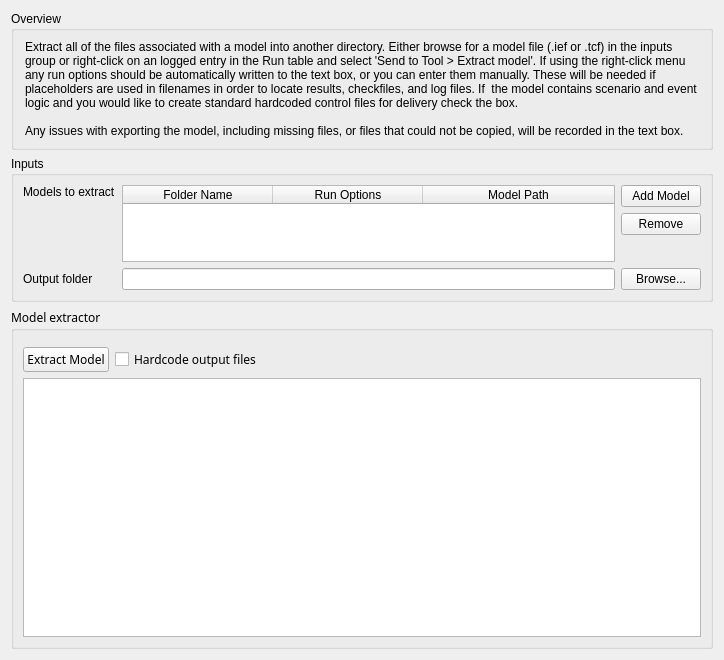
Before: the Qt Designer form src/logit/extractmodel/ModelExtractor_Widget.ui in ErmeviewEnvironmentalLtd/LogIT, drawn with Qt 5.
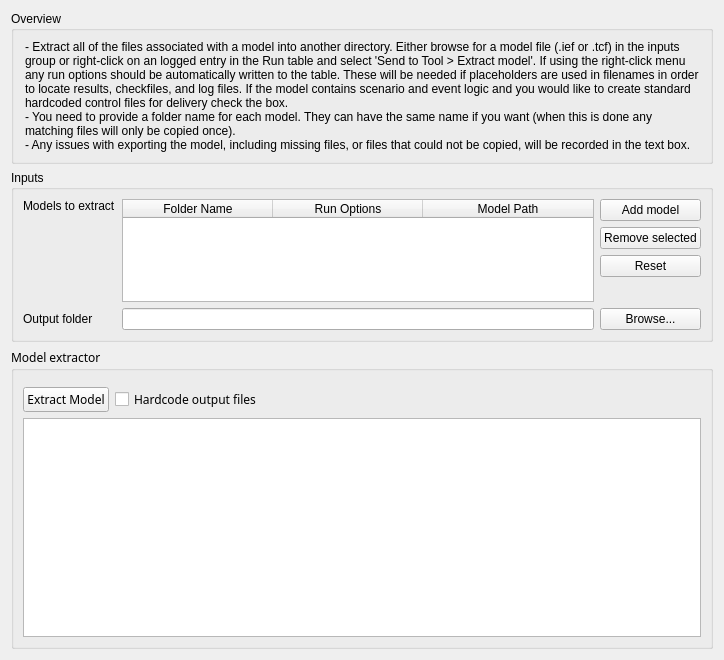
After: the same form once the commit is applied.

Commit message:
Model extractor completed and set for release v1.3.1.
Multiple model extractor is now fully implemented and will allow
the user to either create a separate folder for each extracted
model or merge some models into the same folder.

Added tests for the database migration stuff. This runs some
tests that check the correct migrations are being applied and
that they runn without errors.

Everything set for release 1.3.1.

The edit to the form file:
```diff
--- a/src/logit/extractmodel/ModelExtractor_Widget.ui
+++ b/src/logit/extractmodel/ModelExtractor_Widget.ui
@@ -47,12 +47,10 @@
          <enum>QFrame::Raised</enum>
         </property>
         <property name="text">
-         <string>Extract all of the files associated with a model into another directory. Either browse for a model file (.ief or .tcf) in the inputs group or right-click on an logged entry in the Run table and select 'Send to Tool &gt; Extract model'. If using the right-click menu any run options should be automatically written to the text box, or you can enter them manually. These will be needed if placeholders are used in filenames in order to locate results, checkfiles, and log files. If  the model contains scenario and event logic and you would like to create standard hardcoded control files for delivery check the box.
-
-Any issues with exporting the model, including missing files, or files that could not be copied, will be recorded in the text box.</string>
+         <string>&lt;html&gt;&lt;head/&gt;&lt;body&gt;&lt;p&gt;- Extract all of the files associated with a model into another directory. Either browse for a model file (.ief or .tcf) in the inputs group or right-click on an logged entry in the Run table and select 'Send to Tool &amp;gt; Extract model'. If using the right-click menu any run options should be automatically written to the table. These will be needed if placeholders are used in filenames in order to locate results, checkfiles, and log files. If the model contains scenario and event logic and you would like to create standard hardcoded control files for delivery check the box.&lt;br/&gt;- You need to provide a folder name for each model. They can have the same name if you want (when this is done any matching files will only be copied once).&lt;br/&gt;- Any issues with exporting the model, including missing files, or files that could not be copied, will be recorded in the text box.&lt;/p&gt;&lt;/body&gt;&lt;/html&gt;</string>
         </property>
         <property name="textFormat">
-         <enum>Qt::PlainText</enum>
+         <enum>Qt::RichText</enum>
         </property>
         <property name="scaledContents">
          <bool>false</bool>
@@ -76,7 +74,7 @@
      <property name="sizePolicy">
       <sizepolicy hsizetype="Expanding" vsizetype="Preferred">
        <horstretch>0</horstretch>
-       <verstretch>3</verstretch>
+       <verstretch>4</verstretch>
       </sizepolicy>
      </property>
      <property name="title">
@@ -176,14 +174,21 @@
         <item>
          <widget class="QPushButton" name="addModelBut">
           <property name="text">
-           <string>Add Model</string>
+           <string>Add model</string>
           </property>
          </widget>
         </item>
         <item>
          <widget class="QPushButton" name="removeModelBut">
           <property name="text">
-           <string>Remove</string>
+           <string>Remove selected</string>
+          </property>
+         </widget>
+        </item>
+        <item>
+         <widget class="QPushButton" name="resetTableBut">
+          <property name="text">
+           <string>Reset</string>
           </property>
          </widget>
         </item>
```
The commit also changes 8 other files.
